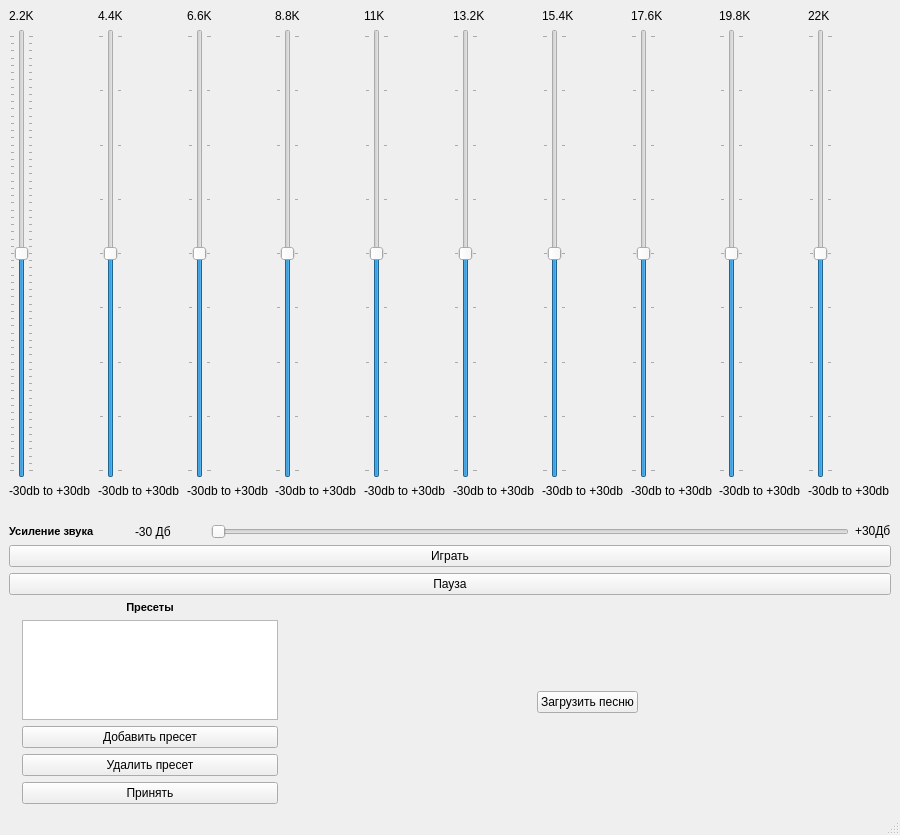
Rhombus-H/lyceum_equalizer, file static/main_window.ui: the form before one commit.
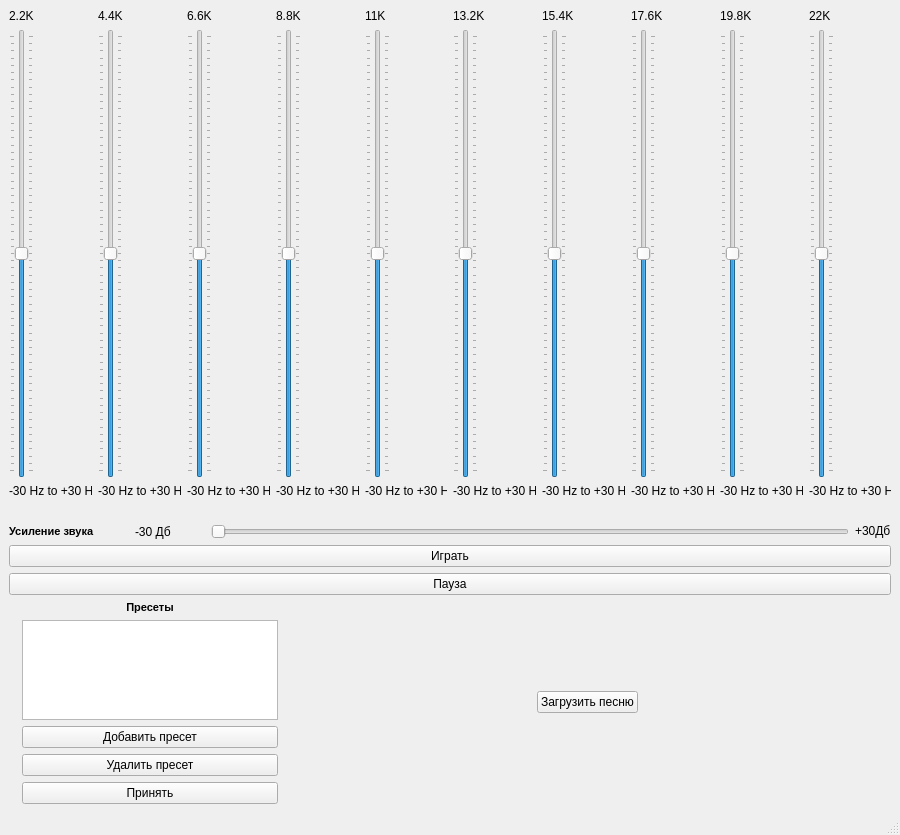
The form after the commit. Icons and pictures are not drawn.

Commit message: оно не работает, но я понял, почему

```diff
--- a/static/main_window.ui
+++ b/static/main_window.ui
@@ -57,7 +57,7 @@
         <item>
          <widget class="QLabel" name="slider_1_label">
           <property name="text">
-           <string>-30db to +30db</string>
+           <string>-30 Hz to +30 Hz</string>
           </property>
          </widget>
         </item>
@@ -74,14 +74,17 @@
         </item>
         <item>
          <widget class="QSlider" name="slider_2">
+          <property name="minimum">
+           <number>-30</number>
+          </property>
           <property name="maximum">
-           <number>8</number>
+           <number>30</number>
           </property>
           <property name="pageStep">
            <number>1</number>
           </property>
           <property name="value">
-           <number>4</number>
+           <number>0</number>
           </property>
           <property name="orientation">
            <enum>Qt::Vertical</enum>
@@ -94,7 +97,7 @@
         <item>
          <widget class="QLabel" name="slider_2_label">
           <property name="text">
-           <string>-30db to +30db</string>
+           <string>-30 Hz to +30 Hz</string>
           </property>
          </widget>
         </item>
@@ -111,14 +114,17 @@
         </item>
         <item>
          <widget class="QSlider" name="slider_3">
+          <property name="minimum">
+           <number>-30</number>
+          </property>
           <property name="maximum">
-           <number>8</number>
+           <number>30</number>
           </property>
           <property name="pageStep">
            <number>1</number>
           </property>
           <property name="value">
-           <number>4</number>
+           <number>0</number>
           </property>
           <property name="orientation">
            <enum>Qt::Vertical</enum>
@@ -131,7 +137,7 @@
         <item>
          <widget class="QLabel" name="slider_3_label">
           <property name="text">
-           <string>-30db to +30db</string>
+           <string>-30 Hz to +30 Hz</string>
           </property>
          </widget>
         </item>
@@ -154,14 +160,17 @@
           <property name="styleSheet">
            <string notr="true">color: rgb(0, 0, 0);</string>
           </property>
+          <property name="minimum">
+           <number>-30</number>
+          </property>
           <property name="maximum">
-           <number>8</number>
+           <number>30</number>
           </property>
           <property name="pageStep">
            <number>1</number>
           </property>
           <property name="value">
-           <number>4</number>
+           <number>0</number>
           </property>
           <property name="orientation">
            <enum>Qt::Vertical</enum>
@@ -174,7 +183,7 @@
         <item>
          <widget class="QLabel" name="slider_4_label">
           <property name="text">
-           <string>-30db to +30db</string>
+           <string>-30 Hz to +30 Hz</string>
           </property>
          </widget>
         </item>
@@ -191,14 +200,17 @@
         </item>
         <item>
          <widget class="QSlider" name="slider_5">
+          <property name="minimum">
+           <number>-30</number>
+          </property>
           <property name="maximum">
-           <number>8</number>
+           <number>30</number>
           </property>
           <property name="pageStep">
            <number>1</number>
           </property>
           <property name="value">
-           <number>4</number>
+           <number>0</number>
           </property>
           <property name="orientation">
            <enum>Qt::Vertical</enum>
@@ -211,7 +223,7 @@
         <item>
          <widget class="QLabel" name="slider_5_label">
           <property name="text">
-           <string>-30db to +30db</string>
+           <string>-30 Hz to +30 Hz</string>
           </property>
          </widget>
         </item>
@@ -228,14 +240,17 @@
         </item>
         <item>
          <widget class="QSlider" name="slider_6">
+          <property name="minimum">
+           <number>-30</number>
+          </property>
           <property name="maximum">
-           <number>8</number>
+           <number>30</number>
           </property>
           <property name="pageStep">
            <number>1</number>
           </property>
           <property name="value">
-           <number>4</number>
+           <number>0</number>
           </property>
           <property name="orientation">
            <enum>Qt::Vertical</enum>
@@ -248,7 +263,7 @@
         <item>
          <widget class="QLabel" name="slider_6_label">
           <property name="text">
-           <string>-30db to +30db</string>
+           <string>-30 Hz to +30 Hz</string>
           </property>
          </widget>
         </item>
@@ -271,14 +286,17 @@
             <height>0</height>
            </size>
           </property>
+          <property name="minimum">
+           <number>-30</number>
+          </property>
           <property name="maximum">
-           <number>8</number>
+           <number>30</number>
           </property>
           <property name="pageStep">
            <number>1</number>
           </property>
           <property name="value">
-           <number>4</number>
+           <number>0</number>
           </property>
           <property name="orientation">
            <enum>Qt::Vertical</enum>
@@ -291,7 +309,7 @@
         <item>
          <widget class="QLabel" name="slider_7_label">
           <property name="text">
-           <string>-30db to +30db</string>
+           <string>-30 Hz to +30 Hz</string>
           </property>
          </widget>
         </item>
@@ -308,14 +326,17 @@
         </item>
         <item>
          <widget class="QSlider" name="slider_8">
+          <property name="minimum">
+           <number>-30</number>
+          </property>
           <property name="maximum">
-           <number>8</number>
+           <number>30</number>
           </property>
           <property name="pageStep">
            <number>1</number>
           </property>
           <property name="value">
-           <number>4</number>
+           <number>0</number>
           </property>
           <property name="orientation">
            <enum>Qt::Vertical</enum>
@@ -328,7 +349,7 @@
         <item>
          <widget class="QLabel" name="slider_8_label">
           <property name="text">
-           <string>-30db to +30db</string>
+           <string>-30 Hz to +30 Hz</string>
           </property>
          </widget>
         </item>
@@ -345,14 +366,17 @@
         </item>
         <item>
          <widget class="QSlider" name="slider_9">
+          <property name="minimum">
+           <number>-30</number>
+          </property>
           <property name="maximum">
-           <number>8</number>
+           <number>30</number>
           </property>
           <property name="pageStep">
            <number>1</number>
           </property>
           <property name="value">
-           <number>4</number>
+           <number>0</number>
           </property>
           <property name="orientation">
            <enum>Qt::Vertical</enum>
@@ -365,7 +389,7 @@
         <item>
          <widget class="QLabel" name="slider_9_label">
           <property name="text">
-           <string>-30db to +30db</string>
+           <string>-30 Hz to +30 Hz</string>
           </property>
          </widget>
         </item>
@@ -382,14 +406,20 @@
         </item>
         <item>
          <widget class="QSlider" name="slider_10">
+          <property name="minimum">
+           <number>-30</number>
+          </property>
           <property name="maximum">
-           <number>8</number>
+           <number>30</number>
           </property>
           <property name="pageStep">
            <number>1</number>
           </property>
           <property name="value">
-           <number>4</number>
+           <number>0</number>
+          </property>
+          <property name="tracking">
+           <bool>true</bool>
           </property>
           <property name="orientation">
            <enum>Qt::Vertical</enum>
@@ -402,7 +432,7 @@
         <item>
          <widget class="QLabel" name="slider_10_label">
           <property name="text">
-           <string>-30db to +30db</string>
+           <string>-30 Hz to +30 Hz</string>
           </property>
          </widget>
         </item>
```
The commit also changes 2 other files.
